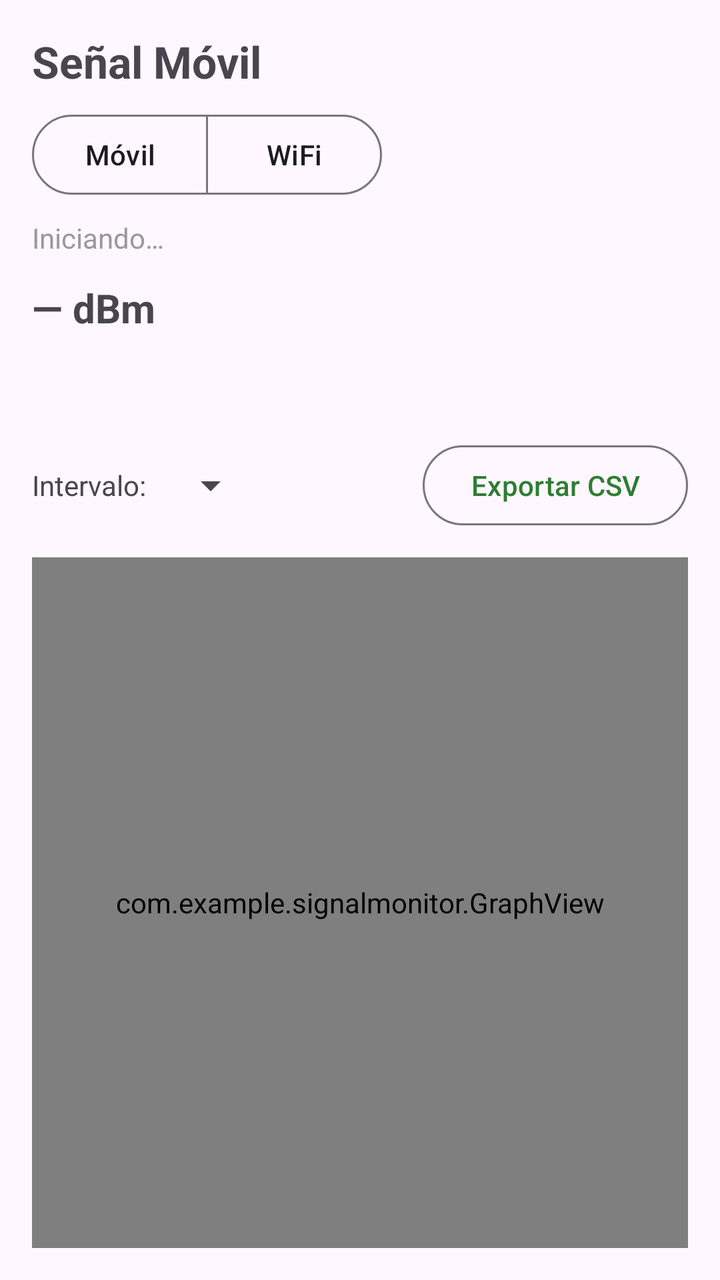
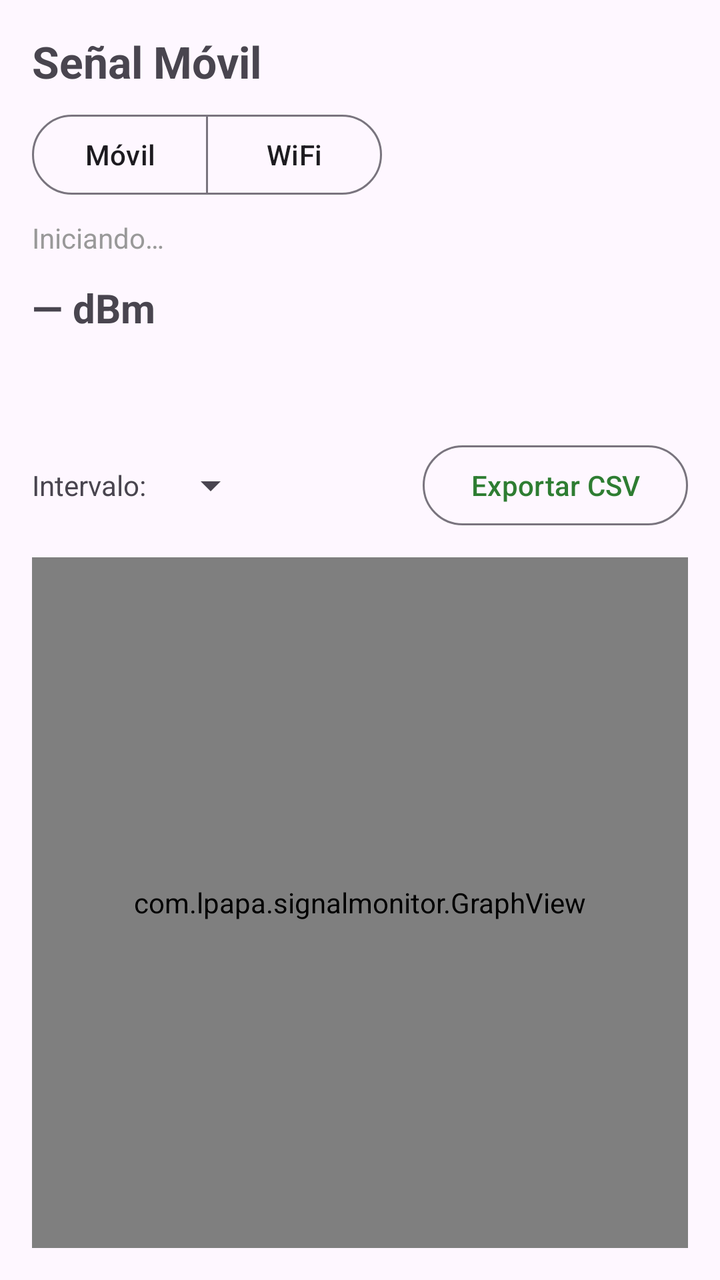

Before-and-after screenshots of an Android layout around one commit, followed by the original layout XML and the change that was made.
<!-- AndroidManifest.xml: application theme Theme.SignalMonitor -->
<!-- res/layout/activity_main.xml -->
<?xml version="1.0" encoding="utf-8"?>
<LinearLayout xmlns:android="http://schemas.android.com/apk/res/android"
    xmlns:app="http://schemas.android.com/apk/res-auto"
    android:layout_width="match_parent"
    android:layout_height="match_parent"
    android:orientation="vertical"
    android:padding="16dp">

    <TextView
        android:layout_width="wrap_content"
        android:layout_height="wrap_content"
        android:text="@string/app_name"
        android:textSize="22sp"
        android:textStyle="bold" />

    <com.google.android.material.button.MaterialButtonToggleGroup
        android:id="@+id/modeToggle"
        android:layout_width="wrap_content"
        android:layout_height="wrap_content"
        android:layout_marginTop="8dp"
        app:selectionRequired="true"
        app:singleSelection="true">

        <com.google.android.material.button.MaterialButton
            android:id="@+id/btnMobile"
            style="?attr/materialButtonOutlinedStyle"
            android:layout_width="wrap_content"
            android:layout_height="wrap_content"
            android:text="@string/mode_mobile" />

        <com.google.android.material.button.MaterialButton
            android:id="@+id/btnWifi"
            style="?attr/materialButtonOutlinedStyle"
            android:layout_width="wrap_content"
            android:layout_height="wrap_content"
            android:text="@string/mode_wifi" />
    </com.google.android.material.button.MaterialButtonToggleGroup>

    <TextView
        android:id="@+id/status"
        android:layout_width="wrap_content"
        android:layout_height="wrap_content"
        android:layout_marginTop="8dp"
        android:text="@string/starting"
        android:textColor="#999999" />

    <LinearLayout
        android:layout_width="match_parent"
        android:layout_height="wrap_content"
        android:layout_marginTop="12dp"
        android:orientation="horizontal">

        <TextView
            android:id="@+id/dbmValue"
            android:layout_width="0dp"
            android:layout_height="wrap_content"
            android:layout_weight="1"
            android:text="@string/dbm_placeholder"
            android:textSize="20sp"
            android:textStyle="bold" />

        <TextView
            android:id="@+id/networkType"
            android:layout_width="0dp"
            android:layout_height="wrap_content"
            android:layout_gravity="center_vertical"
            android:layout_weight="1"
            android:gravity="end"
            android:text=""
            android:textSize="16sp" />
    </LinearLayout>

    <TextView
        android:id="@+id/levelValue"
        android:layout_width="wrap_content"
        android:layout_height="wrap_content"
        android:layout_marginTop="2dp"
        android:text=""
        android:textSize="16sp" />

    <TextView
        android:id="@+id/detail"
        android:layout_width="wrap_content"
        android:layout_height="wrap_content"
        android:layout_marginTop="2dp"
        android:text=""
        android:textColor="#999999"
        android:textSize="13sp" />

    <LinearLayout
        android:id="@+id/simRow"
        android:layout_width="match_parent"
        android:layout_height="wrap_content"
        android:layout_marginTop="8dp"
        android:gravity="center_vertical"
        android:orientation="horizontal"
        android:visibility="gone">

        <TextView
            android:layout_width="wrap_content"
            android:layout_height="wrap_content"
            android:text="@string/sim_label" />

        <Spinner
            android:id="@+id/spinnerSim"
            android:layout_width="0dp"
            android:layout_height="wrap_content"
            android:layout_marginStart="8dp"
            android:layout_weight="1" />
    </LinearLayout>

    <LinearLayout
        android:layout_width="match_parent"
        android:layout_height="wrap_content"
        android:layout_marginTop="8dp"
        android:gravity="center_vertical"
        android:orientation="horizontal">

        <TextView
            android:layout_width="wrap_content"
            android:layout_height="wrap_content"
            android:text="@string/interval_label" />

        <Spinner
            android:id="@+id/spinnerInterval"
            android:layout_width="wrap_content"
            android:layout_height="wrap_content"
            android:layout_marginStart="8dp" />

        <View
            android:layout_width="0dp"
            android:layout_height="1dp"
            android:layout_weight="1" />

        <com.google.android.material.button.MaterialButton
            android:id="@+id/btnExport"
            style="?attr/materialButtonOutlinedStyle"
            android:layout_width="wrap_content"
            android:layout_height="wrap_content"
            android:text="@string/export_csv" />
    </LinearLayout>

    <com.example.signalmonitor.GraphView
        android:id="@+id/graph"
        android:layout_width="match_parent"
        android:layout_height="0dp"
        android:layout_marginTop="12dp"
        android:layout_weight="1" />

</LinearLayout>
<!-- resources referenced by this layout -->
<resources>
  <string name="app_name">Señal Móvil</string>
  <string name="dbm_placeholder">— dBm</string>
  <string name="export_csv">Exportar CSV</string>
  <string name="interval_label">Intervalo:</string>
  <string name="mode_mobile">Móvil</string>
  <string name="mode_wifi">WiFi</string>
  <string name="sim_label">SIM:</string>
  <string name="starting">Iniciando…</string>
  <style name="Theme.SignalMonitor" parent="Theme.Material3.DayNight.NoActionBar">
          <item name="colorPrimary">@color/green_700</item>
          <item name="colorPrimaryVariant">@color/green_900</item>
      </style>
  <color name="green_700">#2E7D32</color>
  <color name="green_900">#1B5E20</color>
</resources>

<!-- the commit's change to res/layout/activity_main.xml (unified diff, before → after) -->
@@ -140,7 +140,7 @@
             android:text="@string/export_csv" />
     </LinearLayout>
 
-    <com.example.signalmonitor.GraphView
+    <com.lpapa.signalmonitor.GraphView
         android:id="@+id/graph"
         android:layout_width="match_parent"
         android:layout_height="0dp"
